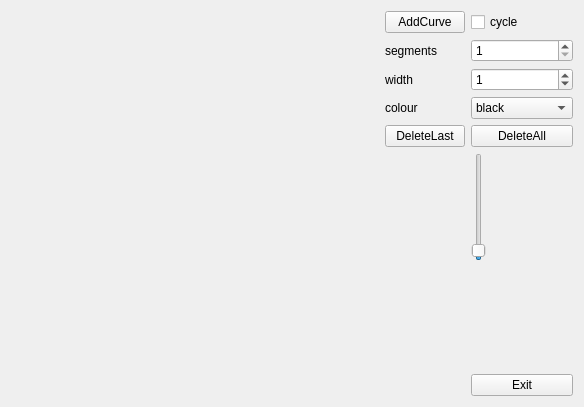
Siterina/ComputerGraphics_7_8, file curve.ui: the form before one commit.
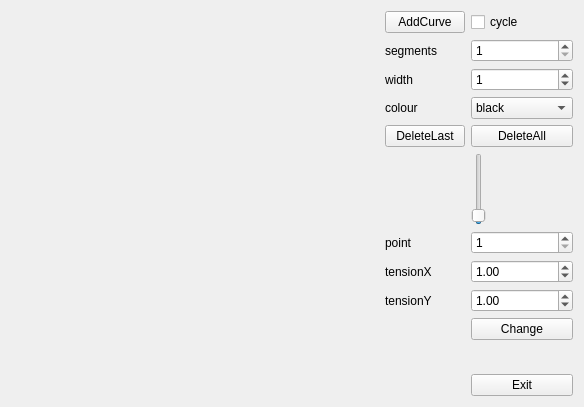
The form after the commit.

```diff
--- a/curve.ui
+++ b/curve.ui
@@ -29,6 +29,23 @@
    </item>
    <item>
     <layout class="QGridLayout" name="gridLayout">
+     <item row="8" column="1">
+      <widget class="QSpinBox" name="pointToSetTension">
+       <property name="minimum">
+        <number>1</number>
+       </property>
+       <property name="maximum">
+        <number>11</number>
+       </property>
+      </widget>
+     </item>
+     <item row="8" column="0">
+      <widget class="QLabel" name="label_5">
+       <property name="text">
+        <string>point</string>
+       </property>
+      </widget>
+     </item>
      <item row="6" column="1">
       <widget class="QPushButton" name="delete_all">
        <property name="text">
@@ -148,7 +165,67 @@
        </property>
       </widget>
      </item>
-     <item row="8" column="1">
+     <item row="13" column="1">
+      <widget class="QPushButton" name="exit">
+       <property name="text">
+        <string>Exit</string>
+       </property>
+      </widget>
+     </item>
+     <item row="11" column="1">
+      <widget class="QPushButton" name="changeTension">
+       <property name="text">
+        <string>Change</string>
+       </property>
+      </widget>
+     </item>
+     <item row="9" column="1">
+      <widget class="QDoubleSpinBox" name="setTensionX">
+       <property name="minimum">
+        <double>-10.000000000000000</double>
+       </property>
+       <property name="maximum">
+        <double>10.000000000000000</double>
+       </property>
+       <property name="singleStep">
+        <double>0.020000000000000</double>
+       </property>
+       <property name="value">
+        <double>1.000000000000000</double>
+       </property>
+      </widget>
+     </item>
+     <item row="9" column="0">
+      <widget class="QLabel" name="label_4">
+       <property name="text">
+        <string>tensionX</string>
+       </property>
+      </widget>
+     </item>
+     <item row="10" column="1">
+      <widget class="QDoubleSpinBox" name="setTensionY">
+       <property name="minimum">
+        <double>-10.000000000000000</double>
+       </property>
+       <property name="maximum">
+        <double>10.000000000000000</double>
+       </property>
+       <property name="singleStep">
+        <double>0.020000000000000</double>
+       </property>
+       <property name="value">
+        <double>1.000000000000000</double>
+       </property>
+      </widget>
+     </item>
+     <item row="10" column="0">
+      <widget class="QLabel" name="label_7">
+       <property name="text">
+        <string>tensionY</string>
+       </property>
+      </widget>
+     </item>
+     <item row="12" column="0">
       <spacer name="verticalSpacer">
        <property name="orientation">
         <enum>Qt::Vertical</enum>
@@ -161,13 +238,6 @@
        </property>
       </spacer>
      </item>
-     <item row="9" column="1">
-      <widget class="QPushButton" name="exit">
-       <property name="text">
-        <string>Exit</string>
-       </property>
-      </widget>
-     </item>
     </layout>
    </item>
   </layout>
```
